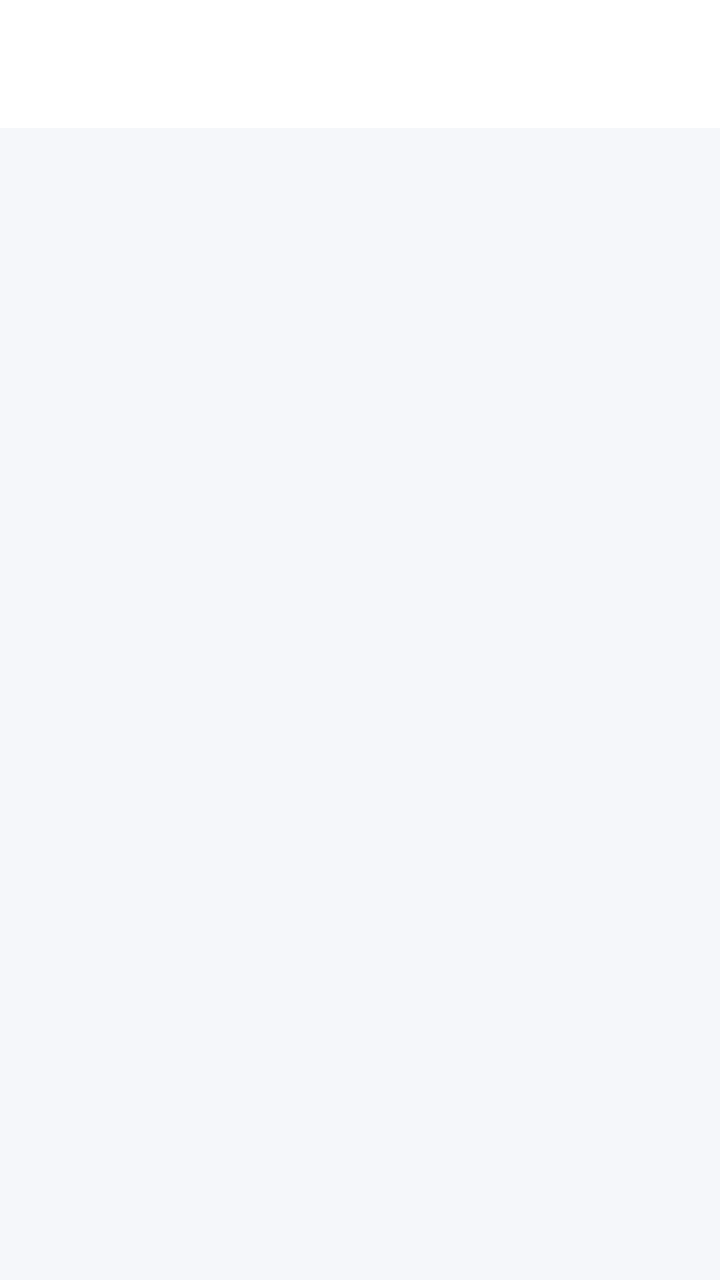
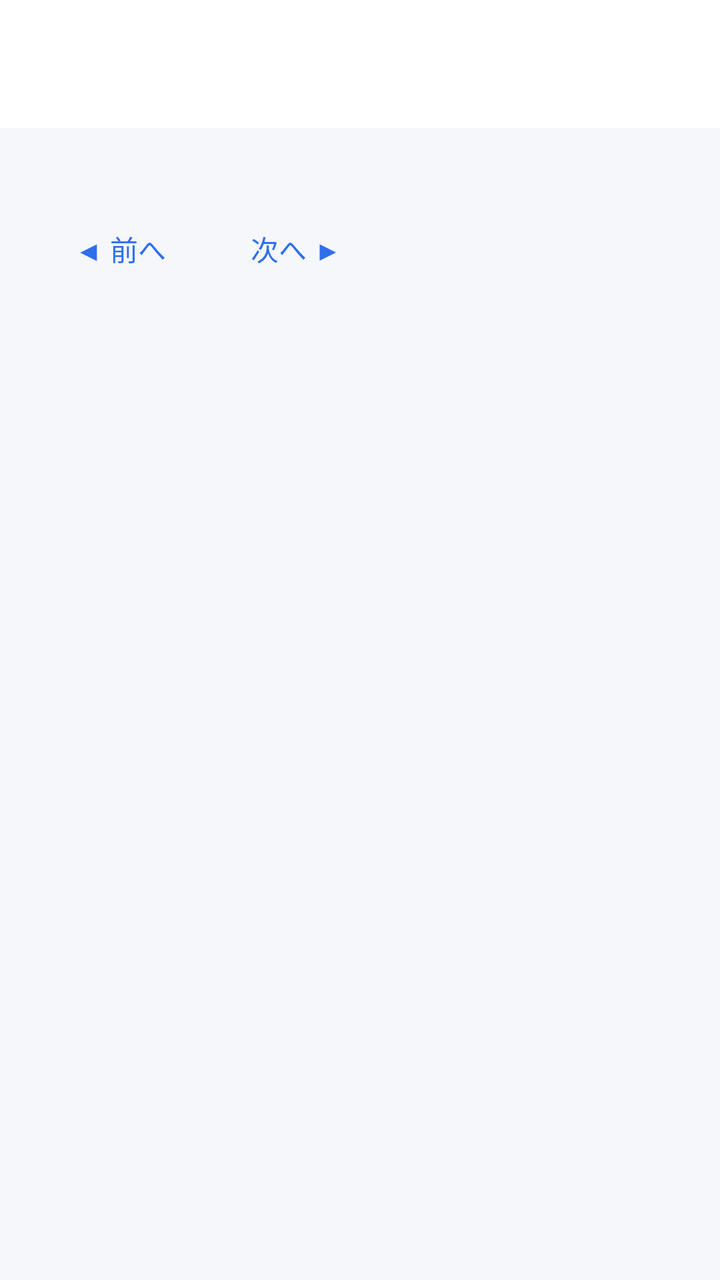

Before-and-after screenshots of an Android layout around one commit, followed by the original layout XML and the change that was made.
<!-- AndroidManifest.xml: application theme Theme.PrivFileManager -->
<!-- res/layout/activity_binary_viewer.xml -->
<?xml version="1.0" encoding="utf-8"?>
<LinearLayout xmlns:android="http://schemas.android.com/apk/res/android"
    xmlns:app="http://schemas.android.com/apk/res-auto"
    android:layout_width="match_parent"
    android:layout_height="match_parent"
    android:orientation="vertical"
    android:background="@color/bg_base">

    <com.google.android.material.appbar.MaterialToolbar
        android:id="@+id/binaryToolbar"
        android:layout_width="match_parent"
        android:layout_height="?attr/actionBarSize"
        android:background="@color/content_surface"
        android:titleTextColor="@color/text_on_chrome" />

    <TextView
        android:id="@+id/binaryInfoView"
        android:layout_width="match_parent"
        android:layout_height="wrap_content"
        android:paddingHorizontal="16dp"
        android:paddingVertical="10dp"
        android:textSize="12sp"
        android:textColor="@color/text_secondary" />

    <ScrollView
        android:layout_width="match_parent"
        android:layout_height="0dp"
        android:layout_weight="1">

        <HorizontalScrollView
            android:layout_width="match_parent"
            android:layout_height="wrap_content">

            <TextView
                android:id="@+id/hexDumpView"
                android:layout_width="wrap_content"
                android:layout_height="wrap_content"
                android:fontFamily="monospace"
                android:textSize="12sp"
                android:textColor="@color/text_primary"
                android:padding="16dp" />

        </HorizontalScrollView>
    </ScrollView>

</LinearLayout>
<!-- resources referenced by this layout -->
<resources>
  <color name="bg_base">#F5F7FA</color>
  <color name="content_surface">#FFFFFF</color>
  <color name="text_on_chrome">#1B1F27</color>
  <color name="text_primary">#1B1F27</color>
  <color name="text_secondary">#5B6472</color>
  <style name="Theme.PrivFileManager" parent="Theme.Material3.DayNight.NoActionBar">
          <item name="android:windowLightStatusBar">true</item>
          <item name="android:statusBarColor">@color/content_surface</item>
          <item name="android:windowBackground">@color/bg_base</item>
          <item name="colorPrimary">@color/chrome_tint</item>
          <item name="colorOnPrimary">@android:color/white</item>
          <item name="colorPrimaryContainer">@color/state_selected</item>
          <item name="colorOnPrimaryContainer">@color/text_primary</item>
          <item name="colorSecondaryContainer">@color/surface_variant</item>
          <item name="colorSurface">@color/content_surface</item>
          <item name="colorOnSurface">@color/text_primary</item>
          <item name="colorSurfaceVariant">@color/surface_variant</item>
          <item name="colorOutline">@color/chrome_edge_highlight</item>
          <item name="colorControlHighlight">@color/state_pressed</item>
          <item name="elevationOverlayEnabled">false</item>
      </style>
  <color name="chrome_tint">#2F6FED</color>
  <color name="state_selected">#1A2F6FED</color>
  <color name="surface_variant">#E5E9EF</color>
  <color name="chrome_edge_highlight">#33000000</color>
  <color name="state_pressed">#332F6FED</color>
</resources>

<!-- the commit's change to res/layout/activity_binary_viewer.xml (unified diff, before → after) -->
@@ -22,6 +22,29 @@
         android:textSize="12sp"
         android:textColor="@color/text_secondary" />
 
+    <LinearLayout
+        android:layout_width="match_parent"
+        android:layout_height="wrap_content"
+        android:orientation="horizontal"
+        android:paddingHorizontal="16dp"
+        android:paddingBottom="8dp">
+
+        <Button
+            android:id="@+id/btnPrevChunk"
+            style="@style/Widget.Material3.Button.TextButton"
+            android:layout_width="wrap_content"
+            android:layout_height="wrap_content"
+            android:text="◀ 前へ" />
+
+        <Button
+            android:id="@+id/btnNextChunk"
+            style="@style/Widget.Material3.Button.TextButton"
+            android:layout_width="wrap_content"
+            android:layout_height="wrap_content"
+            android:text="次へ ▶" />
+
+    </LinearLayout>
+
     <ScrollView
         android:layout_width="match_parent"
         android:layout_height="0dp"
